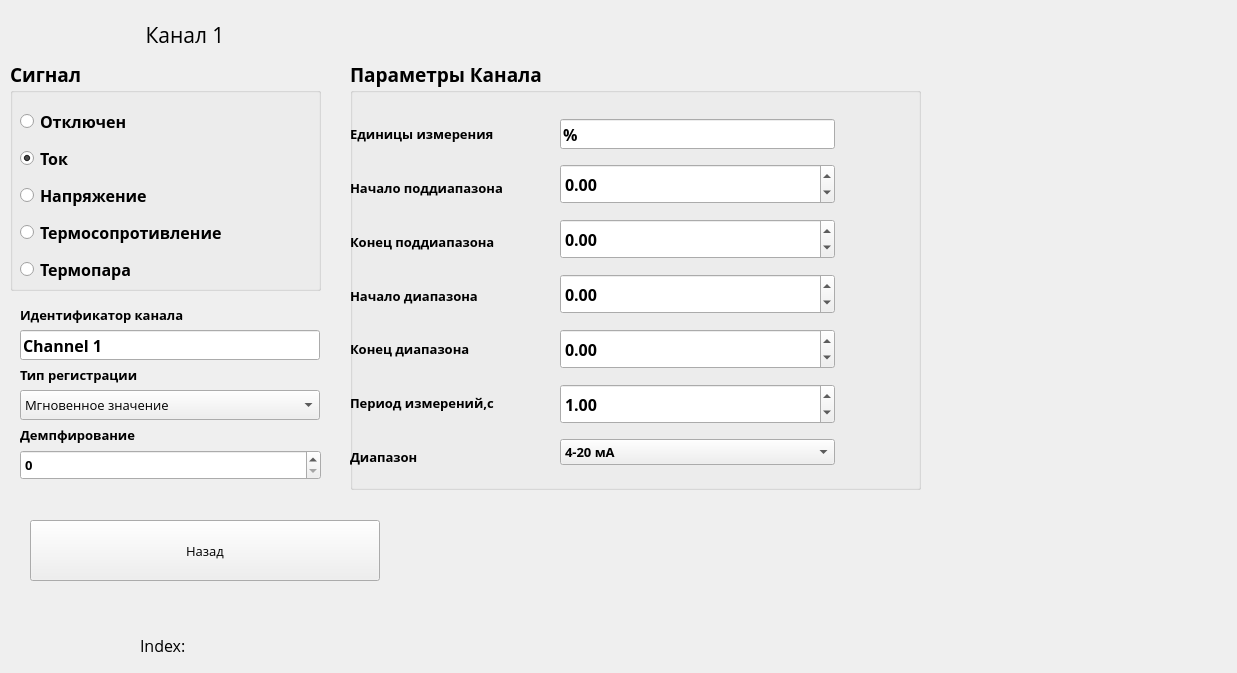
Above: stackedoptions.ui from tomyqg/topaz-m before the change. Below: the same form after it.
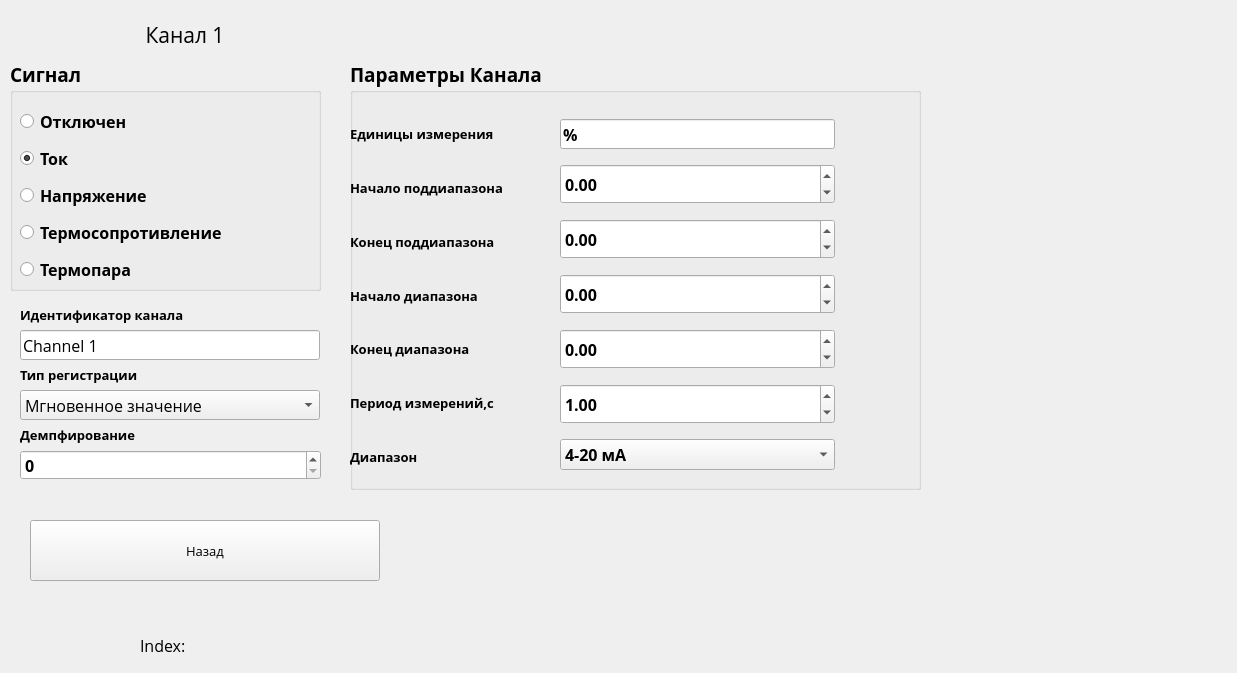
That is the form after the change. The open tabs and pages were chosen to show the change. Custom widgets are drawn as their Qt base class.

Patch:
```diff
--- a/stackedoptions.ui
+++ b/stackedoptions.ui
@@ -1768,8 +1768,8 @@
       <font>
        <family>Open Sans</family>
        <pointsize>12</pointsize>
-       <weight>75</weight>
-       <bold>true</bold>
+       <weight>50</weight>
+       <bold>false</bold>
       </font>
      </property>
      <property name="text">
@@ -2015,7 +2015,7 @@
         <widget class="QComboBox" name="DiapasonChannel_1">
          <property name="font">
           <font>
-           <pointsize>10</pointsize>
+           <pointsize>12</pointsize>
           </font>
          </property>
          <item>
@@ -2207,7 +2207,7 @@
      <property name="font">
       <font>
        <family>Open Sans</family>
-       <pointsize>10</pointsize>
+       <pointsize>12</pointsize>
       </font>
      </property>
      <item>
@@ -2327,7 +2327,7 @@
      <property name="font">
       <font>
        <family>Open Sans</family>
-       <pointsize>10</pointsize>
+       <pointsize>12</pointsize>
        <weight>75</weight>
        <bold>true</bold>
       </font>
```
Left out of the diff: 36 changed lines with no effect on the pictures.
